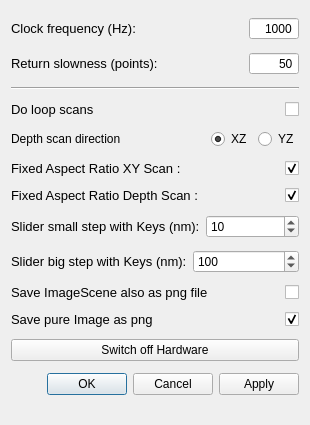
Ulm-IQO/qudi, file gui/confocal/ui_cf_settings.ui: the form before one commit.
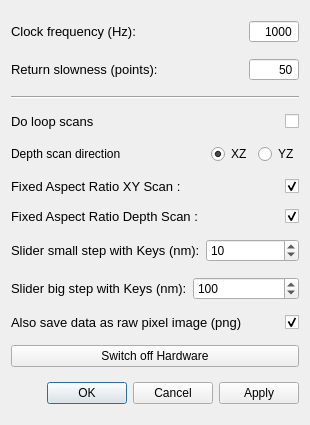
The form after the commit.

Commit message: Proper nice display figures saved with confocal data now for xy and depth scans.  This has fixed #100 and fixed #187.  The menu actions and options in confocal gui have been cleaned up so that there is now a nice unambiguous way to save.

```diff
--- a/gui/confocal/ui_cf_settings.ui
+++ b/gui/confocal/ui_cf_settings.ui
@@ -415,50 +415,6 @@
      </item>
     </layout>
    </item>
-   <item>
-    <layout class="QHBoxLayout" name="horizontalLayout_7">
-     <item>
-      <widget class="QLabel" name="label_9">
-       <property name="font">
-        <font>
-         <pointsize>10</pointsize>
-        </font>
-       </property>
-       <property name="toolTip">
-        <string>&lt;html&gt;&lt;head/&gt;&lt;body&gt;&lt;p&gt;If you use the image_save method in the menu bar of confocal, together with the svg file also a png file will be created, which contains the axis and everything, which can be seen in the displayed scan image (except the cursor). This file will be a separate file and will not replace the pure image file (see below).&lt;/p&gt;&lt;/body&gt;&lt;/html&gt;</string>
-       </property>
-       <property name="text">
-        <string>Save ImageScene also as png file</string>
-       </property>
-      </widget>
-     </item>
-     <item>
-      <widget class="QCheckBox" name="savePNG_checkBox">
-       <property name="sizePolicy">
-        <sizepolicy hsizetype="Expanding" vsizetype="Fixed">
-         <horstretch>0</horstretch>
-         <verstretch>0</verstretch>
-        </sizepolicy>
-       </property>
-       <property name="maximumSize">
-        <size>
-         <width>50</width>
-         <height>16777215</height>
-        </size>
-       </property>
-       <property name="toolTip">
-        <string>&lt;html&gt;&lt;head/&gt;&lt;body&gt;&lt;p&gt;&lt;span style=&quot; font-size:10pt;&quot;&gt;If you use the image_save method in the menu bar of confocal, together with the svg file also a png file will be created, which contains the axis and everything, which can be seen in the displayed scan image (except the cursor). This file will be a separate file and will not replace the pure image file (see below).&lt;/span&gt;&lt;/p&gt;&lt;/body&gt;&lt;/html&gt;</string>
-       </property>
-       <property name="layoutDirection">
-        <enum>Qt::RightToLeft</enum>
-       </property>
-       <property name="text">
-        <string/>
-       </property>
-      </widget>
-     </item>
-    </layout>
-   </item>
    <item>
     <layout class="QHBoxLayout" name="horizontalLayout_8">
      <item>
@@ -472,7 +428,7 @@
         <string>&lt;html&gt;&lt;head/&gt;&lt;body&gt;&lt;p&gt;If you use the image_save method in the menu bar of confocal, together with the svg file also a pure image file (without axis and everything, just the datapoints) are saved in a png image.&lt;/p&gt;&lt;/body&gt;&lt;/html&gt;</string>
        </property>
        <property name="text">
-        <string>Save pure Image as png</string>
+        <string>Also save data as raw pixel image (png)</string>
        </property>
       </widget>
      </item>
```
Left out of the diff: 1 changed line with no effect on the pictures. The commit also changes 4 other files.
